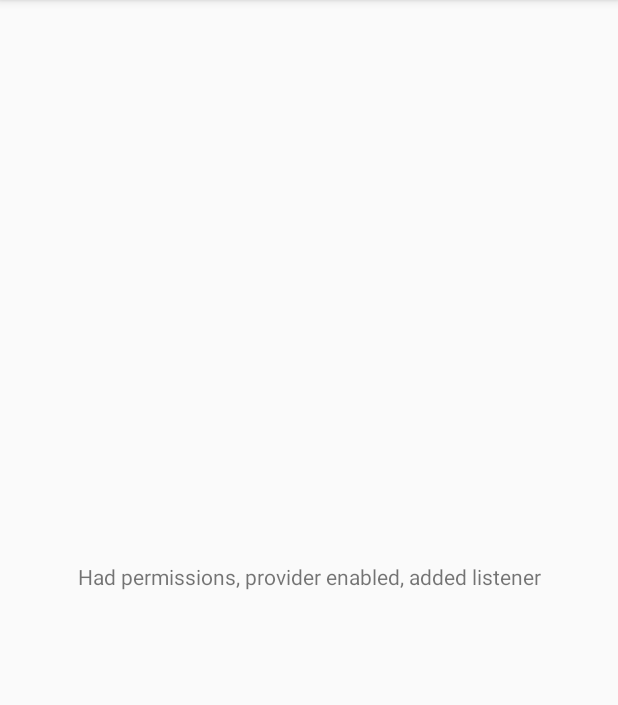
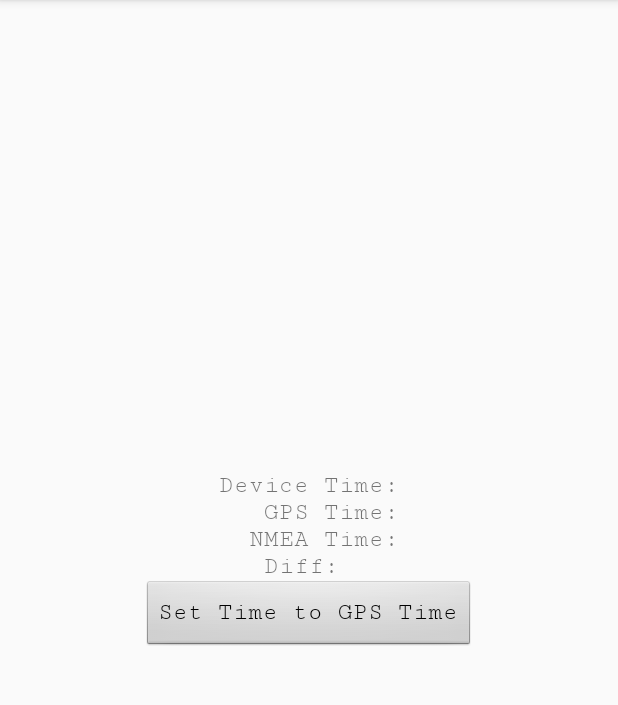
Before and after one commit to PublicNTP/time-server-app, an Android app: the screen it shows after launch (MainActivity), on a phone screen of 412 x 824 dp, the part 84-789 px from its top. Run offline under Robolectric (Android 15) with nearby library versions, the phone set to English and light mode, and no system bars; our stand-ins replace ButterKnife.

Commit message:
Time comparisons for Device Time, GPS time, and NMEA time.

```diff
--- a/app/build.gradle
+++ b/app/build.gradle
@@ -23,6 +23,8 @@ dependencies {
     implementation 'com.android.support:appcompat-v7:26.1.0'
     implementation 'com.android.support.constraint:constraint-layout:1.0.2'
     testImplementation 'junit:junit:4.12'
+    compile 'com.jakewharton:butterknife:8.8.1'
+    annotationProcessor 'com.jakewharton:butterknife-compiler:8.8.1'
     androidTestImplementation 'com.android.support.test:runner:1.0.1'
     androidTestImplementation 'com.android.support.test.espresso:espresso-core:3.0.1'
 }
--- a/app/src/main/java/org/publicntp/gnssreader/LocationListener.java
+++ b/app/src/main/java/org/publicntp/gnssreader/LocationListener.java
@@ -8,7 +8,7 @@ import android.os.Bundle;
  */
 
 public class LocationListener implements android.location.LocationListener {
-    protected MainActivity mActivity;
+    MainActivity mActivity;
 
     public LocationListener(MainActivity activity) {
         mActivity = activity;
--- a/app/src/main/java/org/publicntp/gnssreader/MainActivity.java
+++ b/app/src/main/java/org/publicntp/gnssreader/MainActivity.java
@@ -1,94 +1,64 @@
 package org.publicntp.gnssreader;
 
+import android.Manifest;
+import android.annotation.SuppressLint;
 import android.content.Context;
 import android.content.pm.PackageManager;
+import android.location.GnssClock;
+import android.location.GnssMeasurementsEvent;
 import android.location.LocationManager;
+import android.location.OnNmeaMessageListener;
 import android.os.Bundle;
+import android.os.Handler;
 import android.support.v4.app.ActivityCompat;
-import android.support.v4.content.ContextCompat;
 import android.support.v7.app.AppCompatActivity;
 import android.widget.TextView;
+import android.widget.Toast;
 
+import java.util.Date;
+import java.util.Timer;
+import java.util.TimerTask;
 import java.util.concurrent.TimeUnit;
 
-import static android.Manifest.permission.ACCESS_FINE_LOCATION;
+import butterknife.BindView;
+import butterknife.ButterKnife;
 
 public class MainActivity extends AppCompatActivity {
 
-    protected static final int PERMISSIONS_REQUEST_FINE_LOCATION = 1;
-    private static final long LOCATION_RATE_GPS_MS = TimeUnit.SECONDS.toMillis(10L);
-    protected TextView mDisplayWindow;
-    protected LocationManager mLocMgr;
-    protected LocationListener mLocationListener;
-    NmeaMsgListener mListener;
+    static final int PERMISSIONS_REQUEST_FINE_LOCATION = 1;
+    private static final long LOCATION_RATE_GPS_MS = TimeUnit.SECONDS.toMillis(10);
+    LocationManager mLocMgr;
+    LocationListener mLocationListener;
+    private Handler handler = new Handler();
+    private Timer updateTimer;
 
+    @BindView(R.id.permissions_details) TextView mDisplayWindow;
+    @BindView(R.id.device_time) TextView mDeviceTime;
+    @BindView(R.id.gps_time) TextView mGpsTime;
+    @BindView(R.id.nmea_time) TextView mNMEATime;
+    @BindView(R.id.time_difference) TextView mTimeDifference;
 
+    @SuppressLint("MissingPermission")
     @Override
     protected void onCreate(Bundle savedInstanceState) {
         super.onCreate(savedInstanceState);
         setContentView(R.layout.activity_main);
+        ButterKnife.bind(this);
+
+        mLocationListener = new LocationListener(this);
+    }
 
 
-        mLocMgr = (LocationManager) getSystemService(Context.LOCATION_SERVICE);
-
-        mDisplayWindow = findViewById(R.id.screenOutputId);
-        mLocationListener = new LocationListener(this);
-        mListener = new NmeaMsgListener(this);
-
-
-        // Can we get ACCESS_FINE_LOCATION permissions from system?
-        if (ContextCompat.checkSelfPermission(this,
-                ACCESS_FINE_LOCATION) != PackageManager.PERMISSION_GRANTED) {
-            // Do we need an explanation for why we need it?
-            if (ActivityCompat.shouldShowRequestPermissionRationale(this,
-                    ACCESS_FINE_LOCATION)) {
-                mDisplayWindow.setText("Don't have permission, need to ask nicely");
-            } else {
-                mDisplayWindow.setText("Don't have permission, but don't need to ask");
-
-                ActivityCompat.requestPermissions(this,
-                        new String[]{ACCESS_FINE_LOCATION},
-                        PERMISSIONS_REQUEST_FINE_LOCATION);
-            }
-
-        } else {
-            // Is GPS provider enabled?
-            if (mLocMgr.isProviderEnabled(LocationManager.GPS_PROVIDER)) {
-                // Need to make a location request to get things flowing
-                mLocMgr.requestLocationUpdates(LocationManager.GPS_PROVIDER,
-                        LOCATION_RATE_GPS_MS,
-                        0.0f /* minDistance */,
-                        mLocationListener);
-
-                if (mLocMgr.addNmeaListener(mListener)) {
-                    mDisplayWindow.setText("Had permissions, provider enabled, added listener");
-                } else {
-                    mDisplayWindow.setText("Could not add nmea listener");
-                }
-            } else {
-                mDisplayWindow.setText("GPS provider not enabled");
-            }
-        }
-    }
-
     @Override
-    public void onRequestPermissionsResult(
-            int requestCode,
-            String[] permissions,
-            int[] grantResults) {
+    public void onRequestPermissionsResult(int requestCode, String[] permissions, int[] grantResults) {
         switch (requestCode) {
             case PERMISSIONS_REQUEST_FINE_LOCATION: {
                 mDisplayWindow.setText("Got response back for permissions check");
 
                 if (grantResults.length > 0 && grantResults[0] == PackageManager.PERMISSION_GRANTED) {
-                    // Now add listener
-                    LocationManager locMgr = (LocationManager)
-                            getApplicationContext().getSystemService(Context.LOCATION_SERVICE);
-
-                    locMgr.addNmeaListener(mListener);
-                    mDisplayWindow.setText("Added listener successfully!");
+                    mDisplayWindow.setText("Permission Granted!");
                 } else {
-                    mDisplayWindow.setText("Permission denied!");
+                    mDisplayWindow.setText("Permission Denied!");
                 }
 
                 break;
@@ -103,4 +73,94 @@ public class MainActivity extends AppCompatActivity {
     public void displayMsg(String msg) {
         mDisplayWindow.setText(msg);
     }
+
+    @SuppressLint("MissingPermission")
+    public void initializeTimeUpdates() {
+        Permission fine_location_permission = Permission.FINE_LOCATION;
+        boolean permission_granted_this_run = false;
+        while (!fine_location_permission.isGranted()) {
+            permission_granted_this_run = true;
+            fine_location_permission = PermissionsHelper.requestPermission(this, Permission.FINE_LOCATION);
+        }
+        if (permission_granted_this_run) {
+            Toast.makeText(this, "Permission Granted.", Toast.LENGTH_SHORT).show();
+        }
+
+        mLocMgr = (LocationManager) getSystemService(Context.LOCATION_SERVICE);
+        if (fine_location_permission.isGranted()) {
+            mLocMgr.registerGnssMeasurementsCallback(new GnssMeasurementsEvent.Callback() {
+                @Override
+                public void onGnssMeasurementsReceived(GnssMeasurementsEvent eventArgs) {
+                    final GnssClock gnssClock = eventArgs.getClock();
+                    handler.post(new Runnable() {
+                        @Override
+                        public void run() {
+                            GpsTime gpsTime = new GpsTime(gnssClock);
+                            Date gpsDate = gpsTime.getDate();
+                            Date deviceDate = new Date();
+                            mDeviceTime.setText(GpsTime.milliDateFormat.format(deviceDate));
+                            mGpsTime.setText(GpsTime.milliDateFormat.format(gpsDate));
+                            mTimeDifference.setText(String.format("%d millis", gpsDate.getTime() - deviceDate.getTime()));
+                        }
+                    });
+                }
+            });
+        }
+
+        // Is GPS provider enabled?
+        if (mLocMgr.isProviderEnabled(LocationManager.GPS_PROVIDER)) {
+            if (Permission.FINE_LOCATION.isGranted()) {
+                updateTimer = new Timer();
+                updateTimer.scheduleAtFixedRate(new TimerTask() {
+                    @Override
+                    public void run() {
+                        mLocMgr.requestSingleUpdate(LocationManager.GPS_PROVIDER, mLocationListener, MainActivity.this.getMainLooper());
+                    }
+                }, 0, LOCATION_RATE_GPS_MS);
+
+                boolean added_nmea_success = mLocMgr.addNmeaListener(new OnNmeaMessageListener() {
+                    @Override
+                    public void onNmeaMessage(String s, long l) {
+                        mNMEATime.setText(GpsTime.milliDateFormat.format(new Date(l)));
+                    }
+                });
+
+                if (!added_nmea_success) {
+                    mNMEATime.setText("NMEA Unavailable");
+                }
+            }
+        } else {
+            mDisplayWindow.setText("GPS provider not enabled");
+        }
+    }
+
+    public static String gnssClockSummary(GnssClock gnssClock) {
+        StringBuilder stringBuilder = new StringBuilder();
+        stringBuilder.append(timeForNanos("Full Bias Nanos", gnssClock.getFullBiasNanos()));
+        stringBuilder.append(timeForNanos("Time Nanos", gnssClock.getTimeNanos()));
+        stringBuilder.append(timeForNanos("Bias Nanos", (long) gnssClock.getBiasNanos()));
+        return stringBuilder.toString();
+    }
+
+    public static String timeForNanos(String label, long nanos) {
+        long years = TimeUnit.NANOSECONDS.toDays(nanos) / 365;
+        long days = TimeUnit.NANOSECONDS.toDays(nanos) - years * 365;
+        long hours = TimeUnit.NANOSECONDS.toHours(nanos) - days * 24;
+        long minutes = TimeUnit.NANOSECONDS.toMinutes(nanos) - hours * 60;
+        long seconds = TimeUnit.NANOSECONDS.toSeconds(nanos) - minutes * 60;
+
+        return String.format("%s: %d years, %d days, %d hours, %d minutes, %d seconds\n", label, years, days, hours, minutes, seconds);
+    }
+
+    @Override
+    public void onPause() {
+        updateTimer.cancel();
+        super.onPause();
+    }
+
+    @Override
+    public void onResume() {
+        initializeTimeUpdates();
+        super.onResume();
+    }
 }
--- /dev/null
+++ b/app/src/main/java/org/publicntp/gnssreader/Permission.java
@@ -0,0 +1,55 @@
+package org.publicntp.gnssreader;
+
+import android.Manifest;
+
+public enum Permission {
+
+    CAMERA(0, Manifest.permission.CAMERA),
+    READ_STORAGE(1, Manifest.permission.READ_EXTERNAL_STORAGE),
+    FINE_LOCATION(2,Manifest.permission.ACCESS_FINE_LOCATION);
+
+    private int mKey;
+    private String mAndroidPermissionName;
+    private PermissionStatus mPermissionStatus;
+
+    Permission(int key, String androidPermissionName) {
+        this.mKey = key;
+        this.mAndroidPermissionName = androidPermissionName;
+        mPermissionStatus = PermissionStatus.WAITING_FOR_GRANT;
+    }
+
+    public static Permission fromKey(int key) {
+        for (Permission p : Permission.class.getEnumConstants()) {
+            if (p.mKey == key) {
+                return p;
+            }
+        }
+        throw new RuntimeException("No Android permission found for key: " + key);
+    }
+
+    public int getKey() {
+        return mKey;
+    }
+
+    public boolean isGranted() {
+        return this.getPermissionStatus() == PermissionStatus.GRANTED;
+    }
+
+    public PermissionStatus getPermissionStatus() {
+        return mPermissionStatus;
+    }
+
+    public void setPermissionStatus(PermissionStatus status) {
+        this.mPermissionStatus = status;
+    }
+
+    public String getAndroidPermissionName() {
+        return mAndroidPermissionName;
+    }
+
+    public enum PermissionStatus {
+        WAITING_FOR_GRANT,
+        GRANTED,
+        DENIED
+    }
+}
--- /dev/null
+++ b/app/src/main/java/org/publicntp/gnssreader/PermissionsHelper.java
@@ -0,0 +1,36 @@
+package org.publicntp.gnssreader;
+
+import android.app.Activity;
+import android.content.Context;
+import android.content.pm.PackageManager;
+import android.support.annotation.NonNull;
+import android.support.v4.content.ContextCompat;
+
+public class PermissionsHelper {
+    public static boolean permissionIsGranted(Activity activity, Permission permission) {
+        return ContextCompat.checkSelfPermission(activity, permission.getAndroidPermissionName()) != PackageManager.PERMISSION_GRANTED;
+    }
+
+    public static Permission requestPermission(Activity activity, Permission permission) {
+        if (ContextCompat.checkSelfPermission(activity, permission.getAndroidPermissionName())
+                != PackageManager.PERMISSION_GRANTED) {
+            activity.requestPermissions(new String[]{permission.getAndroidPermissionName()}, permission.getKey());
+        } else {
+            permission.setPermissionStatus(Permission.PermissionStatus.GRANTED);
+        }
+        return permission;
+    }
+
+    /**
+     * Use this in Fragment.onRequestPermissionsResult callback
+     */
+    public static Permission handlePermissionResult(int requestCode,
+                                             @NonNull String permissions[],
+                                             @NonNull int[] grantResults) {
+        boolean granted = grantResults.length > 0
+                && grantResults[0] == PackageManager.PERMISSION_GRANTED;
+        Permission p = Permission.fromKey(requestCode);
+        p.setPermissionStatus(granted ? Permission.PermissionStatus.GRANTED : Permission.PermissionStatus.DENIED);
+        return p;
+    }
+}
--- a/app/src/main/res/layout/activity_main.xml
+++ b/app/src/main/res/layout/activity_main.xml
@@ -1,19 +1,82 @@
 <?xml version="1.0" encoding="utf-8"?>
-<android.support.constraint.ConstraintLayout xmlns:android="http://schemas.android.com/apk/res/android"
-    xmlns:app="http://schemas.android.com/apk/res-auto"
+<LinearLayout xmlns:android="http://schemas.android.com/apk/res/android"
     xmlns:tools="http://schemas.android.com/tools"
     android:layout_width="match_parent"
     android:layout_height="match_parent"
+    android:gravity="center_vertical|center_horizontal"
+    android:orientation="vertical"
     tools:context="org.publicntp.gnssreader.MainActivity">
 
-    <TextView
-        android:id="@+id/screenOutputId"
+    <LinearLayout
         android:layout_width="wrap_content"
         android:layout_height="wrap_content"
-        android:text="Hello World!"
-        app:layout_constraintBottom_toBottomOf="parent"
-        app:layout_constraintLeft_toLeftOf="parent"
-        app:layout_constraintRight_toRightOf="parent"
-        app:layout_constraintTop_toTopOf="parent" />
+        android:orientation="horizontal">
 
-</android.support.constraint.ConstraintLayout>
+        <TextView
+            android:layout_width="wrap_content"
+            android:layout_height="wrap_content"
+            android:text="Device Time:" />
+
+        <TextView
+            android:id="@+id/device_time"
+            android:layout_width="wrap_content"
+            android:layout_height="wrap_content" />
+    </LinearLayout>
+
+    <LinearLayout
+        android:layout_width="wrap_content"
+        android:layout_height="wrap_content"
+        android:orientation="horizontal">
+        <TextView
+            android:layout_width="wrap_content"
+            android:layout_height="wrap_content"
+            android:text="   GPS Time:" />
+
+        <TextView
+            android:id="@+id/gps_time"
+            android:layout_width="wrap_content"
+            android:layout_height="wrap_content" />
+    </LinearLayout>
+
+    <LinearLayout
+        android:layout_width="wrap_content"
+        android:layout_height="wrap_content"
+        android:orientation="horizontal">
+        <TextView
+            android:layout_width="wrap_content"
+            android:layout_height="wrap_content"
+            android:text="  NMEA Time:" />
+
+        <TextView
+            android:id="@+id/nmea_time"
+            android:layout_width="wrap_content"
+            android:layout_height="wrap_content" />
+    </LinearLayout>
+
+    <LinearLayout
+        android:layout_width="wrap_content"
+        android:layout_height="wrap_content"
+        android:orientation="horizontal">
+        <TextView
+            android:layout_width="wrap_content"
+            android:layout_height="wrap_content"
+            android:text="Diff: " />
+
+        <TextView
+            android:id="@+id/time_difference"
+            android:layout_width="wrap_content"
+            android:layout_height="wrap_content" />
+    </LinearLayout>
+
+    <Button
+        android:id="@+id/set_time_button"
+        android:layout_width="wrap_content"
+        android:layout_height="wrap_content"
+        android:text="Set Time to GPS Time" />
+
+    <TextView
+        android:id="@+id/permissions_details"
+        android:layout_width="wrap_content"
+        android:layout_height="wrap_content" />
+
+</LinearLayout>
--- a/app/src/main/res/values/styles.xml
+++ b/app/src/main/res/values/styles.xml
@@ -3,9 +3,28 @@
     <!-- Base application theme. -->
     <style name="AppTheme" parent="Theme.AppCompat.Light.DarkActionBar">
         <!-- Customize your theme here. -->
+        <item name="android:textViewStyle">@style/RobotoTextViewStyle</item>
+        <item name="android:buttonStyle">@style/PipboyButtonStyle</item>
+        <item name="android:editTextStyle">@style/RobotoEditTextStyle</item>
         <item name="colorPrimary">@color/colorPrimary</item>
         <item name="colorPrimaryDark">@color/colorPrimaryDark</item>
         <item name="colorAccent">@color/colorAccent</item>
+        <item name="android:fontFamily">courier</item>
+    </style>
+
+    <style name="RobotoTextViewStyle" parent="android:Widget.TextView">
+        <item name="android:fontFamily">courier</item>
+        <item name="android:textSize">16sp</item>
+    </style>
+
+    <style name="RobotoEditTextStyle" parent="android:Widget.EditText">
+        <item name="android:fontFamily">courier</item>
+        <item name="android:textSize">16sp</item>
+    </style>
+
+    <style name="PipboyButtonStyle" parent="android:Widget.Button">
+        <item name="android:fontFamily">courier</item>
+        <item name="android:textSize">16sp</item>
     </style>
 
 </resources>
```
Also changed, not shown: app/src/main/java/org/publicntp/gnssreader/GpsTime.java (added, +114 -0 lines), 1 other file.
